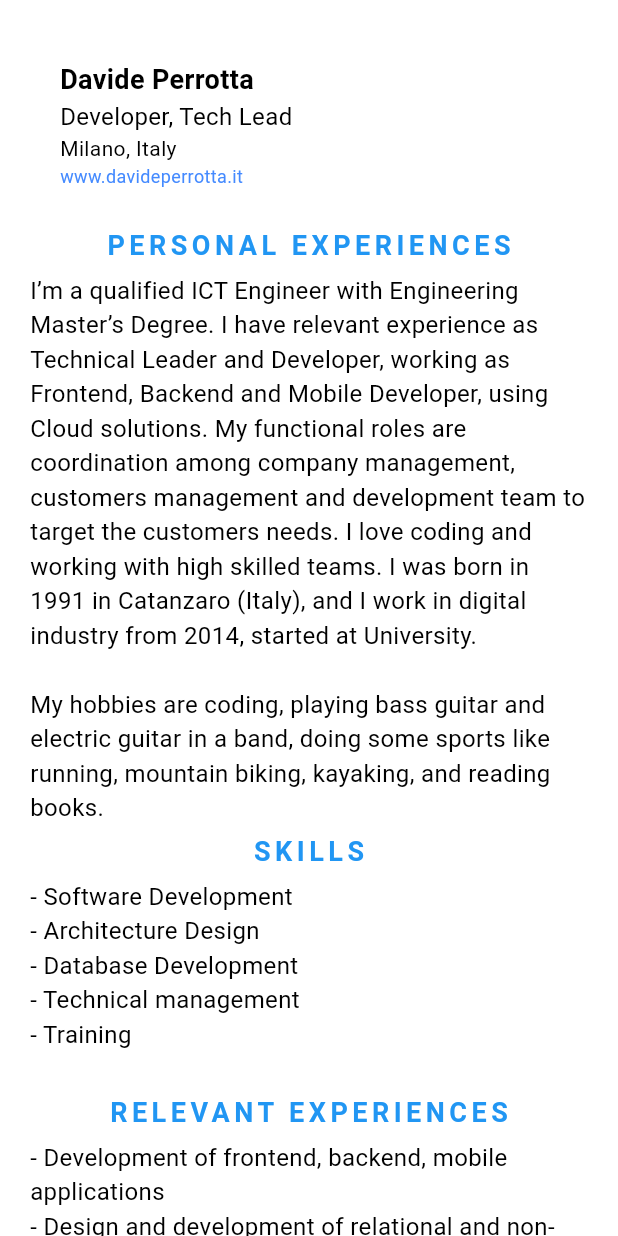
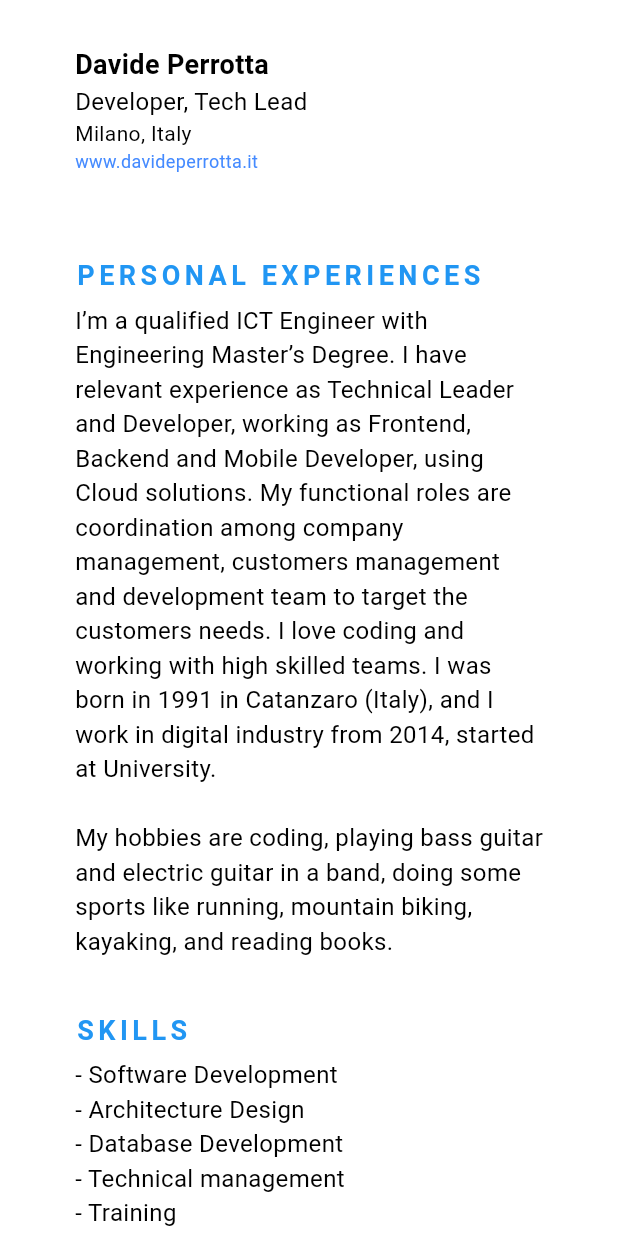
Before and after one commit to davideperrotta/resume_app, a Flutter app: the screen it shows after launch, on a phone screen of 412 x 824 dp. Run offline on Flutter 3.47's test engine with Material 3 defaults, Android fonts, the phone set to English and light mode, and no system bars; our stand-ins replace responsive_builder.

Commit message:
improve responsiveness and alignments

```diff
--- a/lib/main.dart
+++ b/lib/main.dart
@@ -25,8 +25,6 @@ class MyApp extends StatelessWidget {
   }
 }
 
-final containerWidth = 500.0;
-
 TextStyle titleStyle = TextStyle(
   fontSize: 18.0,
   fontWeight: FontWeight.bold,
@@ -35,6 +33,8 @@ TextStyle titleStyle = TextStyle(
   height: 2,
 );
 
+final separatorHeight = 30.0;
+
 TextStyle descriptionStyle = TextStyle(
     fontSize: 16.0, fontWeight: FontWeight.normal, color: Colors.black);
 
@@ -42,39 +42,39 @@ class LeftColumn extends StatelessWidget {
   @override
   Widget build(BuildContext context) {
     return Column(
+      crossAxisAlignment: CrossAxisAlignment.start,
       children: [
         Text(
           'PERSONAL EXPERIENCES',
           style: titleStyle,
         ),
         Container(
-          width: containerWidth,
           child: Text(
             'I’m a qualified ICT Engineer with Engineering Master’s Degree. I have relevant experience as Technical Leader and Developer, working as Frontend, Backend and Mobile Developer, using Cloud solutions. My functional roles are coordination among company management, customers management and development team to target the customers needs. I love coding and working with high skilled teams. I was born in 1991 in Catanzaro (Italy), and I work in digital industry from 2014, started at University. \n\nMy hobbies are coding, playing bass guitar and electric guitar in a band, doing some sports like running, mountain biking, kayaking, and reading books.',
             style: descriptionStyle,
           ),
         ),
+        SizedBox(height: separatorHeight),
         Text(
           'SKILLS',
           style: titleStyle,
         ),
         Container(
-          width: containerWidth,
           child: Text(
             '- Software Development\n' +
                 '- Architecture Design\n' +
                 '- Database Development\n' +
                 '- Technical management\n' +
-                '- Training\n',
+                '- Training',
             style: descriptionStyle,
           ),
         ),
+        SizedBox(height: separatorHeight),
         Text(
           'RELEVANT EXPERIENCES',
           style: titleStyle,
         ),
         Container(
-          width: containerWidth,
           child: Text(
             '- Development of frontend, backend, mobile applications\n' +
                 '- Design and development of relational and non-relational databases (SQL and NoSQL)\n' +
@@ -82,10 +82,11 @@ class LeftColumn extends StatelessWidget {
                 '- Development of solutions for securing applications (Penetration Testing)\n' +
                 '- Design and development of Cloud infrastructure solutions on AWS\n' +
                 '- Coordination of the development team and trainer for junior and middle resources of the team\n' +
-                '- Analysis of customer requirements, drafting of technical solutions and cost estimates\n',
+                '- Analysis of customer requirements, drafting of technical solutions and cost estimates',
             style: descriptionStyle,
           ),
         ),
+        SizedBox(height: separatorHeight),
       ],
     );
   }
@@ -94,54 +95,52 @@ class LeftColumn extends StatelessWidget {
 class RightColumn extends StatelessWidget {
   @override
   Widget build(BuildContext context) {
-    return Column(children: [
+    return Column(crossAxisAlignment: CrossAxisAlignment.start, children: [
       Text(
         'PROFESSIONAL EXPERIENCES',
         style: titleStyle,
       ),
       Container(
-        width: containerWidth,
         child: Text(
           'Technical Leader, Full Stack Developer\nDeloitte Digital - (July 2018 - now) \nTechnical leader, lead developer for frontend, backend and mobile projects. Cloud architectures designer \nMain skills: JavaScript, TypeScript, React, React Native, Sass, NextJS, NestJS, Flutter, NodeJS, Redis, WebSocket, MongoDB, AWS Cloud, Docker, CI/CD, Python\n',
           style: descriptionStyle,
         ),
       ),
       Container(
-        width: containerWidth,
         child: Text(
           'Frontend Developer \nThinkOpen SPA - (October 2017 - July 2018) \nDeveloper for public administrations and banking platforms. Frontend developer \nMain skills: JavaScript, Sass, jQuery, Java, React\n',
           style: descriptionStyle,
         ),
       ),
       Container(
-        width: containerWidth,
         child: Text(
-          'Full Stack Developer \nFreelance for web agencies - (March 2015 - April 2017) \nBackend and Frontend developer for e-commerce platforms. \nMain skills: PHP, Apache, Linux, MySQL, WordPress and others PHP based CMS\n',
+          'Full Stack Developer \nFreelance for web agencies - (March 2015 - April 2017) \nBackend and Frontend developer for e-commerce platforms. \nMain skills: PHP, Apache, Linux, MySQL, WordPress and others PHP based CMS',
           style: descriptionStyle,
         ),
       ),
+      SizedBox(height: separatorHeight),
       Text(
         'TRAINING',
         style: titleStyle,
       ),
       Container(
-        width: containerWidth,
         child: Text(
-          'Politecnico di Milano, 2023 \nState exam for qualification of ICT Engineer \n\nUniversità Magna Graecia di Catanzaro, 2017 \nMaster’s Degree in Biomedical Engineering, 106/110 \n\nUniversità Magna Graecia di Catanzaro, 2015 \nBachelor Degree in Computer and Biomedical Engineering, 86/110 \n\nScientific High School Luigi Siciliani, Catanzaro, 2005 - 2010\n',
+          'Politecnico di Milano, 2023 \nState exam for qualification of ICT Engineer \n\nUniversità Magna Graecia di Catanzaro, 2017 \nMaster’s Degree in Biomedical Engineering, 106/110 \n\nUniversità Magna Graecia di Catanzaro, 2015 \nBachelor Degree in Computer and Biomedical Engineering, 86/110 \n\nScientific High School Luigi Siciliani, Catanzaro, 2005 - 2010',
           style: descriptionStyle,
         ),
       ),
+      SizedBox(height: separatorHeight),
       Text(
         'CERTIFICATIONS',
         style: titleStyle,
       ),
       Container(
-        width: containerWidth,
         child: Text(
-          '- AWS Cloud Practitioner \n- Adobe Experience Manager Sites Developer \n- Salesforce AI Associate \n- Business English Level 10/10 by Learnship\n',
+          '- AWS Cloud Practitioner \n- Adobe Experience Manager Sites Developer \n- Salesforce AI Associate \n- Business English Level 10/10 by Learnship',
           style: descriptionStyle,
         ),
       ),
+      SizedBox(height: separatorHeight),
     ]);
   }
 }
@@ -155,7 +154,11 @@ class CustomComponent extends StatelessWidget {
         color: Colors.white,
         child: Column(children: [
           Padding(
-            padding: EdgeInsets.all(20.0),
+            padding: EdgeInsets.only(
+              top: 10.0,
+              left: 30.0,
+              bottom: 20.0,
+            ),
             child: Row(
               mainAxisAlignment: MainAxisAlignment.spaceBetween,
               children: [
@@ -232,24 +235,37 @@ class CustomComponent extends StatelessWidget {
                         DeviceScreenType.desktop) {
                       return Container(
                           child: Row(
+                        crossAxisAlignment: CrossAxisAlignment.start,
                         children: [
                           Expanded(
+                              child: Padding(
+                                  padding: EdgeInsets.all(30.0),
                                   child: Column(children: [
                                     LeftColumn(),
-                          ])),
+                                  ]))),
                           Expanded(
+                              child: Padding(
+                                  padding: EdgeInsets.all(30.0),
                                   child: Column(
                                     children: [
                                       RightColumn(),
                                     ],
-                          ))
+                                  )))
                         ],
                       ));
                     } else {
                       return Column(
                         children: [
+                          Padding(
+                            padding: EdgeInsets.all(30.0),
+                            child: Column (
+                              children: [
                                 LeftColumn(),
                                 RightColumn(),
+                              ],
+                            )
+                          )
+
                         ],
                       );
                     }
```
Lines whose indentation alone changed are shown as unchanged.
